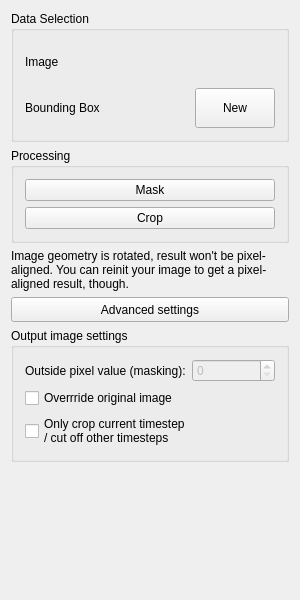
Above: Plugins/org.mitk.gui.qt.imagecropper/src/internal/QmitkImageCropperViewControls.ui from MITK/MITK before the change. Below: the same form after it.
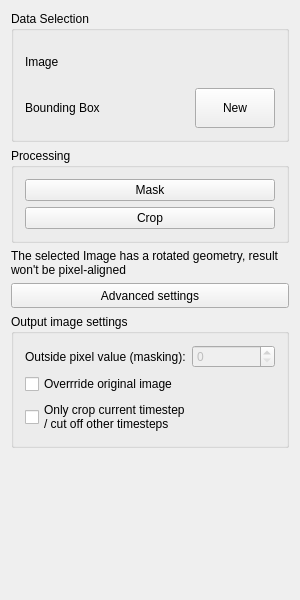
That is the form after the change. Custom widgets are drawn as their Qt base class.

Commit message: Improve rotated image warning

What changed in the file:
```diff
--- a/Plugins/org.mitk.gui.qt.imagecropper/src/internal/QmitkImageCropperViewControls.ui
+++ b/Plugins/org.mitk.gui.qt.imagecropper/src/internal/QmitkImageCropperViewControls.ui
@@ -156,7 +156,7 @@
       <bool>true</bool>
      </property>
      <property name="text">
-      <string>Image geometry is rotated, result won't be pixel-aligned. You can reinit your image to get a pixel-aligned result, though.</string>
+      <string>The selected Image has a rotated geometry, result won't be pixel-aligned</string>
      </property>
      <property name="textFormat">
       <enum>Qt::PlainText</enum>
```
